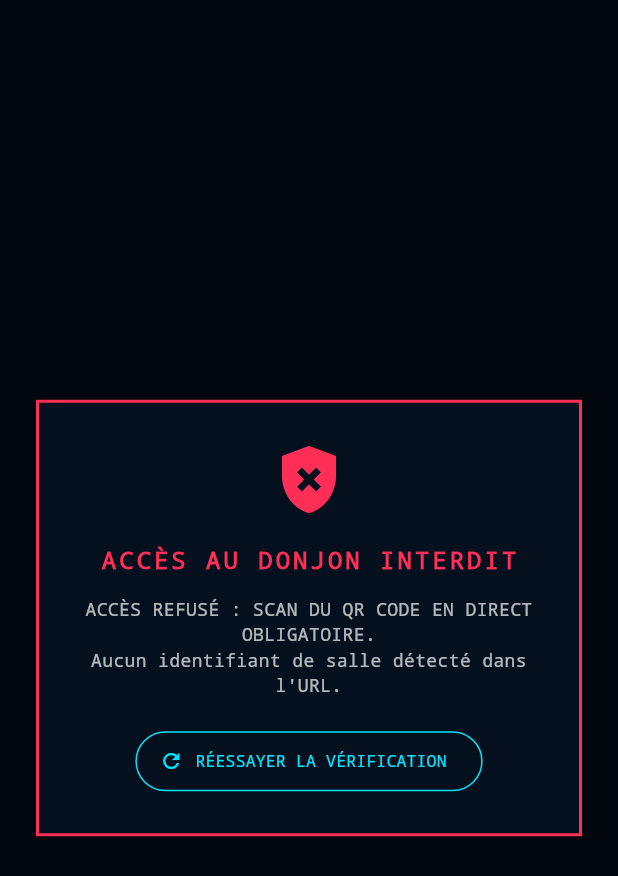
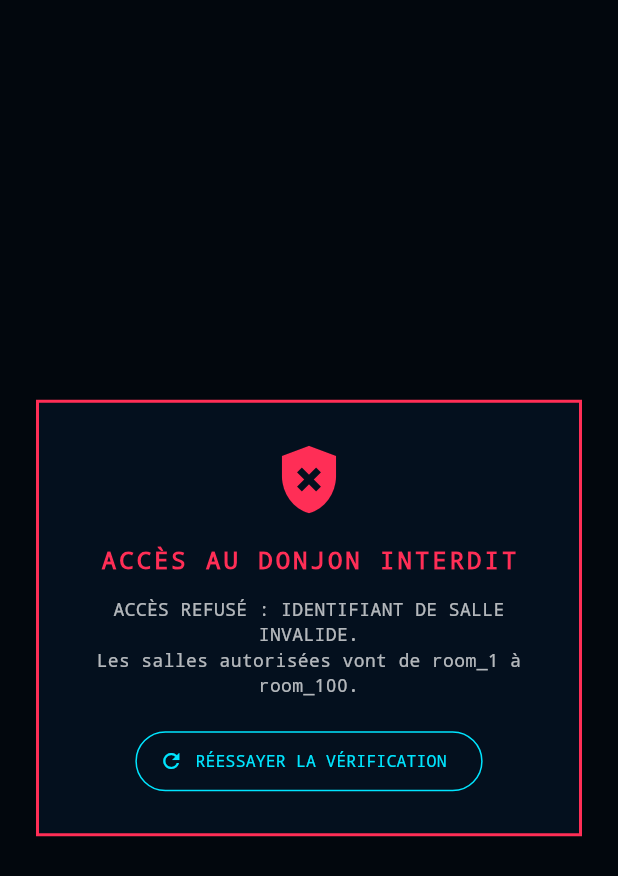
Before and after one commit to Matou7/ShadowBurn, a Flutter app: the HunterJoinScreen screen opened directly, after a tap on "RÉESSAYER LA VÉRIFICATION", on a phone screen of 412 x 824 dp. Shown: the top 876 px of the screen. Run offline on Flutter 3.47's test engine with Material 3 defaults, Android fonts, the phone set to English and light mode, and no system bars; our stand-ins replace audioplayers, cloud_firestore, firebase_auth, firebase_core, flutter_local_notifications, google_fonts and 5 more; missing offline and left inert: workmanager; accounts and stored records are empty.

Commit message:
Reject room IDs outside the 100-room Arena namespace

```diff
--- a/lib/screens/hunter_join_screen.dart
+++ b/lib/screens/hunter_join_screen.dart
@@ -198,6 +198,15 @@ class _HunterJoinScreenState extends State<HunterJoinScreen> with WidgetsBinding
     _roomId = (foundRoom != null && foundRoom.trim().isNotEmpty) ? foundRoom.trim() : '';
     _token = (foundToken != null && foundToken.trim().isNotEmpty) ? foundToken.trim() : '';
 
+    if (ArenaRoomPolicy.parseRoomNumber(_roomId) == null) {
+      setState(() {
+        _isCheckingToken = false;
+        _isTokenValid = false;
+        _denialReason = "ACCÈS REFUSÉ : IDENTIFIANT DE SALLE INVALIDE.\nLes salles autorisées vont de room_1 à room_100.";
+      });
+      return;
+    }
+
     _verifyPortalSecurity();
   }
 
```
